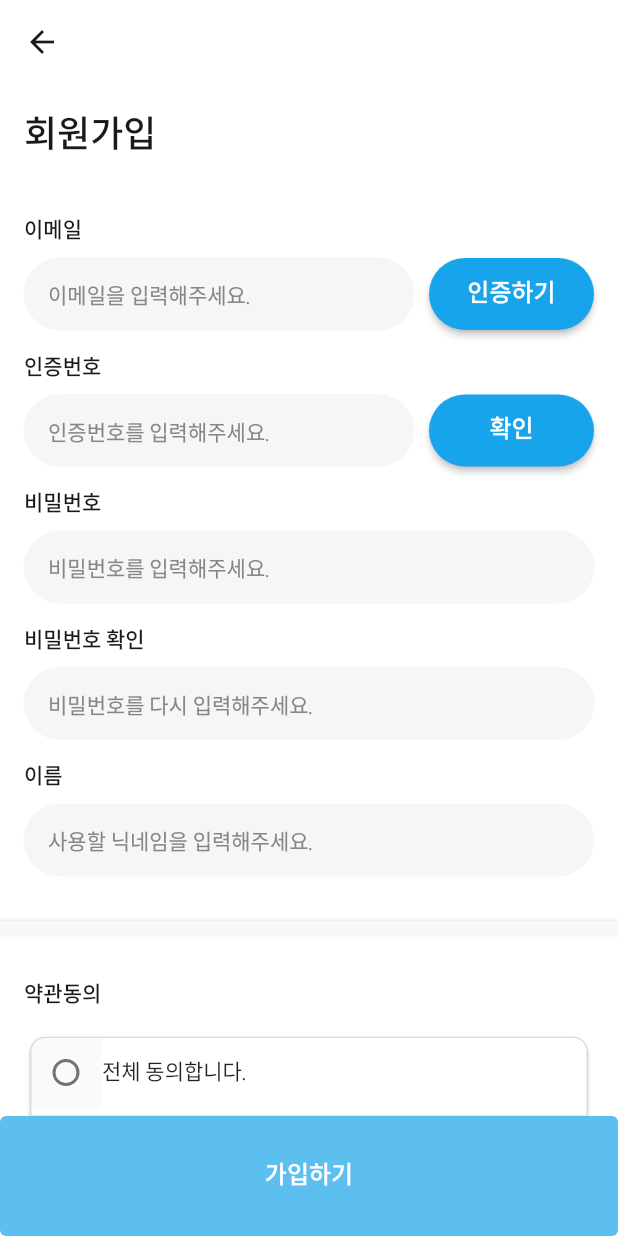
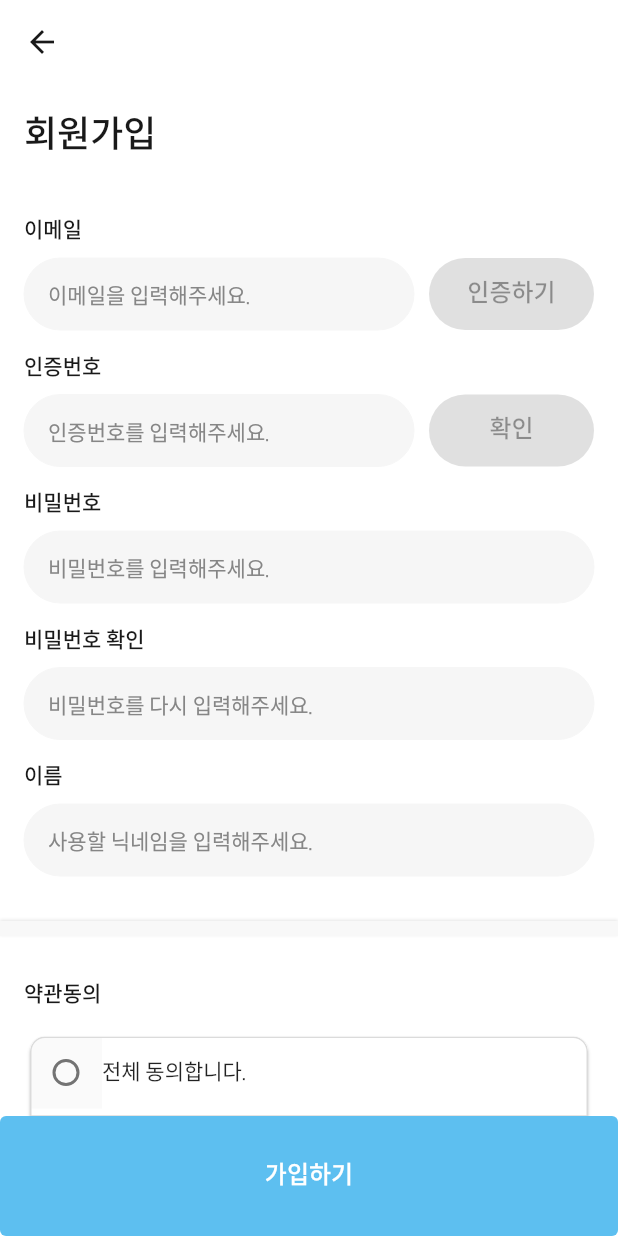
Before and after one commit to AlwaysFighting/SeoulEducation_AppService, a Flutter app: the RegisterPage screen opened directly, on a phone screen of 412 x 824 dp. Run offline on Flutter 3.47's test engine with Material 2 defaults, Android fonts, the phone set to English and light mode, and no system bars; our stand-ins replace shared_preferences; missing offline and left inert: flutter_config, kakao_flutter_sdk_user; accounts and stored records are empty; statements that could not run were skipped.

Commit message:
Feat: 이메일 인증 및 확인 코드 확인하기 완료 + 인증코드 타이머 구현 완료

```diff
--- a/frontend/lib/logins/register/views/register_page.dart
+++ b/frontend/lib/logins/register/views/register_page.dart
@@ -1,7 +1,11 @@
+import 'dart:async';
+import 'dart:convert';
+
 import 'package:flutter/material.dart';
-import 'package:redis/redis.dart';
 import 'package:seoul_education_service/const/colors.dart';
+import 'package:http/http.dart' as http;
 
+import '../../../const/api.dart';
 import '../models/dividers.dart';
 
 class RegisterPage extends StatefulWidget {
@@ -12,14 +16,35 @@ class RegisterPage extends StatefulWidget {
 }
 
 class _RegisterPageState extends State<RegisterPage> {
+  late final TextEditingController _emailEditingController =
+      TextEditingController();
+  late final TextEditingController _verifyEditingController =
+      TextEditingController();
+  late final TextEditingController _passwordEditingController =
+      TextEditingController();
+  late final TextEditingController _rePasswordEditingController =
+      TextEditingController();
+  late final TextEditingController _nameEditingController =
+      TextEditingController();
 
+  // 텍스트필드 Null 값 판단
+  bool _isAuthButtonEnabled = false;
+  bool _isAuthConfirmButtonEnabled = false;
+
+  bool isEmailVerify = false;
+  bool isCodeVerify = false;
+  bool isPasswordWrite = false;
+  bool isRePasswordWrite = false;
+  bool isNameWrite = false;
   bool allAgree = false;
 
-  late final TextEditingController _emailEditingController = TextEditingController();
-  late final TextEditingController _verifyEditingController = TextEditingController();
-  late final TextEditingController _passwordEditingController = TextEditingController();
-  late final TextEditingController _rePasswordEditingController = TextEditingController();
-  late final TextEditingController _nameEditingController = TextEditingController();
+  bool _isRegisterButtonEnabled = false;
+
+  String? _codeErrorText;
+
+  Duration duration = const Duration(seconds: 300);
+  int _remainingSeconds = 300;
+  bool isTimerRunning = false;
 
   final mainTextStyle = const TextStyle(
     color: textColor1,
@@ -35,7 +60,164 @@ class _RegisterPageState extends State<RegisterPage> {
     fontFamily: "Spoqa Han Sans Neo",
   );
 
-  final conn = RedisConnection();
+  // 이메일 형식
+  RegExp emailRegExp = RegExp(r'^[a-zA-Z0-9.]+@[a-zA-Z0-9]+\.[a-zA-Z]+');
+
+  String? _passwordValidator(String value) {
+    final password = _passwordEditingController.text;
+    if (password.isEmpty) {
+      return '비밀번호를 입력해주세요';
+    } else if (password.length < 8) {
+      return '비밀번호는 8자리 이상이어야 합니다';
+    }
+    return null;
+  }
+
+  String get timerDisplayString {
+    int minutes = (_remainingSeconds ~/ 60).toInt();
+    int seconds = (_remainingSeconds % 60).toInt();
+
+    return '$minutes:${seconds.toString().padLeft(2, '0')}';
+  }
+
+  void _startTimer() {
+    setState(() {
+      isTimerRunning = true;
+    });
+
+    Timer.periodic(Duration(seconds: 1), (timer) {
+      setState(() {
+        if (_remainingSeconds > 0) {
+          _remainingSeconds--;
+        } else {
+          isTimerRunning = false;
+          timer.cancel();
+        }
+      });
+    });
+  }
+
+  void _updateRegisterButtonState() {
+    setState(() {
+      _isRegisterButtonEnabled = isEmailVerify &&
+          isCodeVerify &&
+          isPasswordWrite &&
+          isRePasswordWrite &&
+          isNameWrite &&
+          allAgree;
+    });
+  }
+
+  void _updateAuthButtonState() {
+    setState(() {
+      _isAuthButtonEnabled = _emailEditingController.text.isNotEmpty;
+    });
+  }
+
+  void _updateAuthConfirmButtonState() {
+    setState(() {
+      _isAuthConfirmButtonEnabled = _verifyEditingController.text.isNotEmpty;
+    });
+  }
+
+  // 패스워드가 서로 같은지 판별
+  bool _isEqualedPassword() {
+    if (_passwordEditingController.text == _rePasswordEditingController.text) {
+      isRePasswordWrite = true;
+      return true;
+    } else {
+      isRePasswordWrite = false;
+      return false;
+    }
+  }
+
+  // 닉네임 검사
+  bool _isGoodNickname() {
+    if (_nameEditingController.text.length >= 3 &&
+        _nameEditingController.text.length <= 6) {
+      isNameWrite = true;
+      return true;
+    } else {
+      isNameWrite = false;
+      return false;
+    }
+  }
+
+  void _handleEmailButton(String emailText) async {
+    final response = await http.post(
+      Uri.parse(EMAIL_CODE_REQUEST_API),
+      headers: <String, String>{
+        'Content-Type': 'application/json; charset=UTF-8',
+      },
+      body: jsonEncode(<String, String>{
+        'email': emailText,
+      }),
+    );
+
+    bool isValidEmail = emailRegExp.hasMatch(emailText);
+
+    final Map<String, dynamic> responseData = jsonDecode(response.body);
+    final String message = responseData['message'];
+
+    if (response.statusCode == 200) {
+      print("이메일 요청 성공! : ${response.body}");
+      setState(() {
+        isEmailVerify = false;
+      });
+      _startTimer();
+    } else if (message == "Email Already Exists") {
+      setState(() {
+        isEmailVerify = true;
+      });
+      print("해당 이메일로 이미 가입된 정보가 존재합니다.");
+    } else if (message == "Invalid Email.") {
+      setState(() {
+        isEmailVerify = true;
+      });
+      print("이메일 값이 올바르지 않습니다.");
+    } else {
+      print("Server Error");
+    }
+
+    // if (!isValidEmail) {
+    //   print("이메일 값이 올바르지 않습니다.");
+    //   return;
+    // } else {
+    //
+    // }
+  }
+
+  void _handleConfirmButton(String email, String confirmText) async {
+    final response = await http.post(
+      Uri.parse(EMAIL_CODE_CONFIRM_API),
+      headers: <String, String>{
+        'Content-Type': 'application/json; charset=UTF-8',
+      },
+      body: jsonEncode(<String, String>{
+        'email': email,
+        'code': confirmText,
+      }),
+    );
+
+    if (response.statusCode == 200) {
+      print("확인 성공!");
+      setState(() {
+        isCodeVerify = false;
+      });
+    } else if (response.statusCode == 400) {
+      setState(() {
+        isCodeVerify = true;
+      });
+      print("요청하신 이메일이 아닙니다..");
+    } else if (response.statusCode == 401) {
+      setState(() {
+        isCodeVerify = true;
+      });
+      print("인증코드가 일치하지 않습니다.");
+    } else {
+      print("서버 오류.");
+    }
+  }
 
   @override
   void initState() {
@@ -87,67 +269,26 @@ class _RegisterPageState extends State<RegisterPage> {
                     const SizedBox(height: 40.0),
                     Text("이메일", style: mainTextStyle.copyWith(fontSize: 14.0)),
                     const SizedBox(height: 10.0),
+                    _email(),
+                    const SizedBox(height: 16.0),
                     Row(
                       children: [
-                        _email(),
-                        const SizedBox(width: 10.0),
-                        Expanded(
-                          child: SizedBox(
-                            width: 84,
-                            height: 48,
-                            child: ElevatedButton(
-                              autofocus: false,
-                              onPressed: (){
-
-                              },
-                              style: ElevatedButton.styleFrom(
-                                backgroundColor: mainColor,
-                                textStyle: mainTextStyle.copyWith(
-                                  fontSize: 16.0,
-                                  color: Colors.white,
+                        Text("인증번호",
+                            style: mainTextStyle.copyWith(fontSize: 14.0)),
+                        const SizedBox(width: 5.0),
+                        isTimerRunning
+                            ? Text(
+                                '남은 시간: $timerDisplayString',
+                                style: TextStyle(
+                                  fontSize: 11.0,
+                                  color: _remainingSeconds <= 10 ? errorColor : mainColor
                                 ),
-                                shape: RoundedRectangleBorder(
-                                  borderRadius: BorderRadius.circular(24.0),
-                                ),
-                              ),
-                              child: const Text('인증하기'),
-                            ),
-                          ),
-                        ),
+                              )
+                            : Container(),
                       ],
                     ),
-                    const SizedBox(height: 16.0),
-                    Text("인증번호", style: mainTextStyle.copyWith(fontSize: 14.0)),
                     const SizedBox(height: 10.0),
-                    Row(
-                      children: [
-                        _verified(),
-                        const SizedBox(width: 10.0),
-                        Expanded(
-                          child: SizedBox(
-                            width: 84,
-                            height: 48,
-                            child: ElevatedButton(
-                              autofocus: false,
-                              onPressed: () {
-                                print("Login Button");
-                              },
-                              style: ElevatedButton.styleFrom(
-                                backgroundColor: mainColor,
-                                textStyle: mainTextStyle.copyWith(
-                                  fontSize: 16.0,
-                                  color: Colors.white,
-                                ),
-                                shape: RoundedRectangleBorder(
-                                  borderRadius: BorderRadius.circular(24.0),
-                                ),
-                              ),
-                              child: const Text('확인'),
-                            ),
-                          ),
-                        ),
-                      ],
-                    ),
+                    _verify(),
                     const SizedBox(height: 16.0),
                     Text("비밀번호", style: mainTextStyle.copyWith(fontSize: 14.0)),
                     const SizedBox(height: 10.0),
@@ -237,33 +378,140 @@ class _RegisterPageState extends State<RegisterPage> {
             disabledBackgroundColor: const Color(0xFF5DBFF0),
             alignment: Alignment.center,
           ),
-          child: Text('가입하기', style: textStyle.copyWith(fontSize: 16.0, color: Colors.white)),
+          child: Text('가입하기',
+              style: textStyle.copyWith(fontSize: 16.0, color: Colors.white)),
         ),
       ),
       floatingActionButtonLocation: FloatingActionButtonLocation.centerDocked,
     );
   }
 
-  Row _terms(String termsText) {
+  Row _email() {
     return Row(
       children: [
-        Material(
-          child: Checkbox(
-            value: allAgree,
-            onChanged: (value) {
-              setState(() {
-                allAgree = value ?? false;
-              });
-            },
-            checkColor: Colors.white,
-            shape: const CircleBorder(),
-            activeColor: mainColor,
+        SizedBox(
+          width: 260,
+          height: 48,
+          child: TextFormField(
+            controller: _emailEditingController,
+            onChanged: (_) => _updateAuthButtonState(),
+            cursorColor: Colors.grey,
+            decoration: InputDecoration(
+              hintText: "이메일을 입력해주세요.",
+              hintStyle: textStyle.copyWith(
+                  color: textColor2, fontWeight: FontWeight.w400),
+              enabledBorder: OutlineInputBorder(
+                borderSide:
+                    const BorderSide(color: backgroundBtnColor, width: 0.0),
+                borderRadius: BorderRadius.circular(24),
+              ),
+              focusedBorder: const OutlineInputBorder(
+                borderRadius: BorderRadius.all(Radius.circular(24)),
+                borderSide: BorderSide(width: 1, color: mainColor),
+              ),
+              contentPadding:
+                  const EdgeInsets.symmetric(horizontal: 16.0, vertical: 16.0),
+              border: OutlineInputBorder(
+                borderRadius: BorderRadius.circular(24),
+              ),
+              filled: true,
+              fillColor: backgroundBtnColor,
+            ),
           ),
         ),
-        Text(
-          termsText,
-          overflow: TextOverflow.ellipsis,
-        )
+        const SizedBox(width: 10.0),
+        Expanded(
+          child: SizedBox(
+            width: 84,
+            height: 48,
+            child: ElevatedButton(
+              autofocus: false,
+              onPressed: _isAuthButtonEnabled
+                  ? () => _handleEmailButton(
+                        _emailEditingController.text,
+                      )
+                  : null,
+              style: ElevatedButton.styleFrom(
+                backgroundColor: _isAuthButtonEnabled ? mainColor : textColor2,
+                textStyle: mainTextStyle.copyWith(
+                  fontSize: 16.0,
+                  color: Colors.white,
+                ),
+                shape: RoundedRectangleBorder(
+                  borderRadius: BorderRadius.circular(24.0),
+                ),
+              ),
+              child: const Text('인증하기'),
+            ),
+          ),
+        ),
+      ],
+    );
+  }
+
+  Row _verify() {
+    return Row(
+      children: [
+        SizedBox(
+          width: 260,
+          height: 48,
+          child: TextFormField(
+            controller: _verifyEditingController,
+            onChanged: (_) => _updateAuthConfirmButtonState(),
+            cursorColor: Colors.grey,
+            decoration: InputDecoration(
+              hintText: "인증번호를 입력해주세요.",
+              hintStyle: textStyle.copyWith(
+                  color: textColor2, fontWeight: FontWeight.w400),
+              enabledBorder: OutlineInputBorder(
+                borderSide: BorderSide(
+                    color: isCodeVerify ? errorColor : backgroundBtnColor,
+                    width: isCodeVerify ? 1.0 : 0.0),
+                borderRadius: BorderRadius.circular(24),
+              ),
+              focusedBorder: OutlineInputBorder(
+                borderRadius: const BorderRadius.all(Radius.circular(24)),
+                borderSide: BorderSide(
+                    width: 1, color: isCodeVerify ? errorColor : mainColor),
+              ),
+              contentPadding:
+                  const EdgeInsets.symmetric(horizontal: 16.0, vertical: 16.0),
+              border: OutlineInputBorder(
+                borderRadius: BorderRadius.circular(24),
+              ),
+              filled: true,
+              fillColor: backgroundBtnColor,
+            ),
+          ),
+        ),
+        const SizedBox(width: 10.0),
+        Expanded(
+          child: SizedBox(
+            width: 84,
+            height: 48,
+            child: ElevatedButton(
+              autofocus: false,
+              onPressed: _isAuthConfirmButtonEnabled
+                  ? () => _handleConfirmButton(
+                        _emailEditingController.text,
+                        _verifyEditingController.text,
+                      )
+                  : null,
+              style: ElevatedButton.styleFrom(
+                backgroundColor:
+                    _isAuthConfirmButtonEnabled ? mainColor : textColor2,
+                textStyle: mainTextStyle.copyWith(
+                  fontSize: 16.0,
+                  color: Colors.white,
+                ),
+                shape: RoundedRectangleBorder(
+                  borderRadius: BorderRadius.circular(24.0),
+                ),
+              ),
+              child: const Text('확인'),
+            ),
+          ),
+        ),
       ],
     );
   }
@@ -272,117 +520,10 @@ class _RegisterPageState extends State<RegisterPage> {
     print("가입하기!");
   }
 
-  _userName() {
-    return SizedBox(
-      width: 260,
-      height: 48,
-      child: TextField(
-        controller: _nameEditingController,
-        onChanged: (value) {
-          print("닉네임: $value");
-        },
-        cursorColor: Colors.grey,
-        decoration: InputDecoration(
-          hintText: "사용할 닉네임을 입력해주세요.",
-          hintStyle: textStyle.copyWith(
-              color: textColor2, fontWeight: FontWeight.w400),
-          enabledBorder: OutlineInputBorder(
-            borderSide: const BorderSide(color: backgroundBtnColor, width: 0.0),
-            borderRadius: BorderRadius.circular(24),
-          ),
-          focusedBorder: const OutlineInputBorder(
-            borderRadius: BorderRadius.all(Radius.circular(24)),
-            borderSide: BorderSide(width: 1, color: mainColor),
-          ),
-          contentPadding:
-          const EdgeInsets.symmetric(horizontal: 16.0, vertical: 16.0),
-          border: OutlineInputBorder(
-            borderRadius: BorderRadius.circular(24),
-          ),
-          filled: true,
-          fillColor: backgroundBtnColor,
-        ),
-      ),
-    );
-  }
-
-  _email() {
-    return SizedBox(
-      width: 260,
-      height: 48,
-      child: TextField(
-        controller: _emailEditingController,
-        onChanged: (value) {
-          String? email = _emailEditingController.text;
-          if (true) {
-            // 이메일 형식이 맞는 경우
-          } else {
-            // 이메일 형식이 아닌 경우
-          }
-        },
-        cursorColor: Colors.grey,
-        decoration: InputDecoration(
-          hintText: "이메일을 입력해주세요.",
-          hintStyle: textStyle.copyWith(
-              color: textColor2, fontWeight: FontWeight.w400),
-          enabledBorder: OutlineInputBorder(
-            borderSide: const BorderSide(color: backgroundBtnColor, width: 0.0),
-            borderRadius: BorderRadius.circular(24),
-          ),
-          focusedBorder: const OutlineInputBorder(
-            borderRadius: BorderRadius.all(Radius.circular(24)),
-            borderSide: BorderSide(width: 1, color: mainColor),
-          ),
-          contentPadding:
-          const EdgeInsets.symmetric(horizontal: 16.0, vertical: 16.0),
-          border: OutlineInputBorder(
-            borderRadius: BorderRadius.circular(24),
-          ),
-          filled: true,
-          fillColor: backgroundBtnColor,
-        ),
-      ),
-    );
-  }
-
-  _verified() {
-    return SizedBox(
-      width: 260,
-      height: 48,
-      child: TextField(
-        controller: _verifyEditingController,
-        onChanged: (value) {
-          print("인증번호 : $value");
-        },
-        cursorColor: Colors.grey,
-        decoration: InputDecoration(
-          hintText: "인증번호를 입력해주세요.",
-          hintStyle: textStyle.copyWith(
-              color: textColor2, fontWeight: FontWeight.w400),
-          enabledBorder: OutlineInputBorder(
-            borderSide: const BorderSide(color: backgroundBtnColor, width: 0.0),
-            borderRadius: BorderRadius.circular(24),
-          ),
-          focusedBorder: const OutlineInputBorder(
-            borderRadius: BorderRadius.all(Radius.circular(24)),
-            borderSide: BorderSide(width: 1, color: mainColor),
-          ),
-          contentPadding:
-          const EdgeInsets.symmetric(horizontal: 16.0, vertical: 16.0),
-          border: OutlineInputBorder(
-            borderRadius: BorderRadius.circular(24),
-          ),
-          filled: true,
-          fillColor: backgroundBtnColor,
-        ),
-      ),
-    );
-  }
-
   _password(String hintTexts) {
     return SizedBox(
       height: 48,
-      child: TextField(
+      child: TextFormField(
         controller: _passwordEditingController,
         onChanged: (value) {
           print("비밀번호 : $value");
@@ -392,9 +533,11 @@ class _RegisterPageState extends State<RegisterPage> {
         decoration: InputDecoration(
           hintText: hintTexts,
           hintStyle: textStyle.copyWith(
-              color: textColor2, fontWeight: FontWeight.w400),
+            color: textColor2,
+            fontWeight: FontWeight.w400,
+          ),
           contentPadding:
-          const EdgeInsets.symmetric(horizontal: 16.0, vertical: 16.0),
+              const EdgeInsets.symmetric(horizontal: 16.0, vertical: 16.0),
           enabledBorder: OutlineInputBorder(
             borderSide: const BorderSide(color: backgroundBtnColor, width: 0.0),
             borderRadius: BorderRadius.circular(24),
@@ -416,7 +559,7 @@ class _RegisterPageState extends State<RegisterPage> {
   _RePassword(String hintTexts) {
     return SizedBox(
       height: 48,
-      child: TextField(
+      child: TextFormField(
         controller: _rePasswordEditingController,
         onChanged: (value) {
           print("비밀번호 확인: $value");
@@ -446,4 +589,62 @@ class _RegisterPageState extends State<RegisterPage> {
       ),
     );
   }
+
+  _userName() {
+    return SizedBox(
+      width: 260,
+      height: 48,
+      child: TextFormField(
+        controller: _nameEditingController,
+        onChanged: (value) {
+          print("닉네임: $value");
+        },
+        cursorColor: Colors.grey,
+        decoration: InputDecoration(
+          hintText: "사용할 닉네임을 입력해주세요.",
+          hintStyle: textStyle.copyWith(
+              color: textColor2, fontWeight: FontWeight.w400),
+          enabledBorder: OutlineInputBorder(
+            borderSide: const BorderSide(color: backgroundBtnColor, width: 0.0),
+            borderRadius: BorderRadius.circular(24),
+          ),
+          focusedBorder: const OutlineInputBorder(
+            borderRadius: BorderRadius.all(Radius.circular(24)),
+            borderSide: BorderSide(width: 1, color: mainColor),
+          ),
+          contentPadding:
+              const EdgeInsets.symmetric(horizontal: 16.0, vertical: 16.0),
+          border: OutlineInputBorder(
+            borderRadius: BorderRadius.circular(24),
+          ),
+          filled: true,
+          fillColor: backgroundBtnColor,
+        ),
+      ),
+    );
+  }
+
+  Row _terms(String termsText) {
+    return Row(
+      children: [
+        Material(
+          child: Checkbox(
+            value: allAgree,
+            onChanged: (value) {
+              setState(() {
+                allAgree = value ?? false;
+              });
+            },
+            checkColor: Colors.white,
+            shape: const CircleBorder(),
+            activeColor: mainColor,
+          ),
+        ),
+        Text(
+          termsText,
+          overflow: TextOverflow.ellipsis,
+        )
+      ],
+    );
+  }
 }
```
Also changed, not shown: frontend/lib/logins/login/views/login_page.dart (+0 -18 lines).
